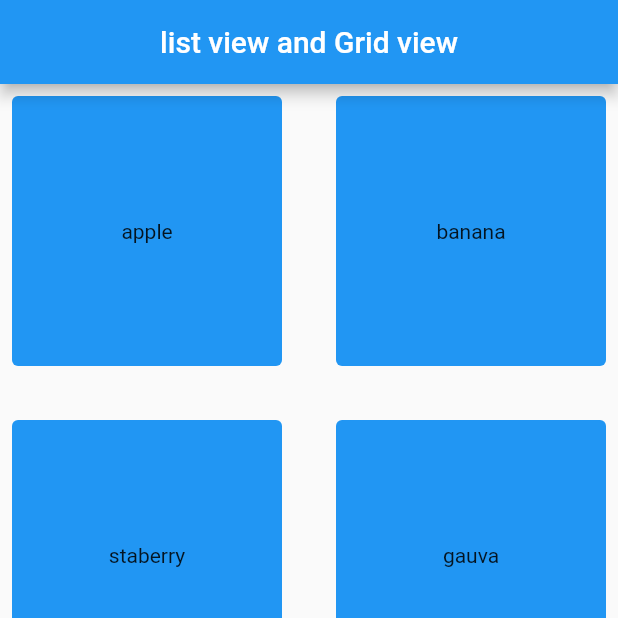
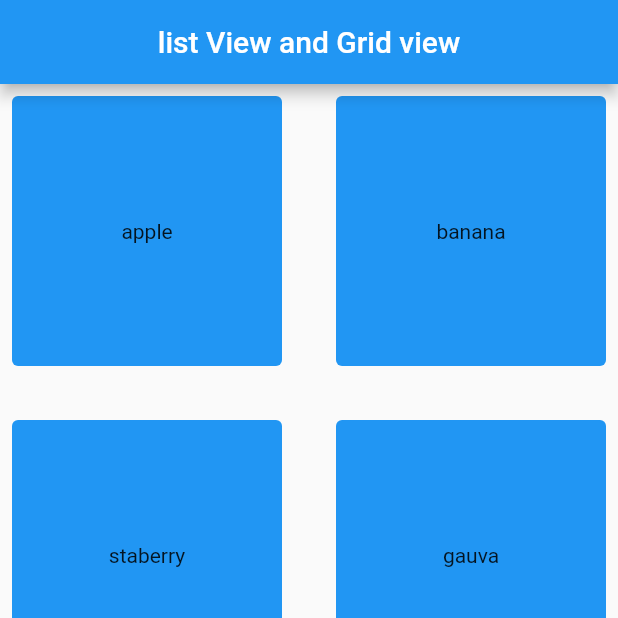
Before and after one commit to rajbhattia/rjapp, a Flutter app: the screen it shows after launch, on a phone screen of 412 x 824 dp, the top half of it. Run offline on Flutter 3.47's test engine with Material 2 defaults, Android fonts, the light colour scheme and no system bars.

Commit message:
some changes

```diff
--- a/lib/homescreen.dart
+++ b/lib/homescreen.dart
@@ -11,7 +11,7 @@ class HomeScreen extends StatelessWidget {
     return Scaffold(
       appBar: AppBar(
         centerTitle: true,
-        title: Text('list view and Grid view'),
+        title: Text('list View and Grid view'),
       ),
       body: GridView.builder(
         gridDelegate: SliverGridDelegateWithFixedCrossAxisCount(crossAxisCount: 2, mainAxisSpacing: 20,crossAxisSpacing: 20),
```
